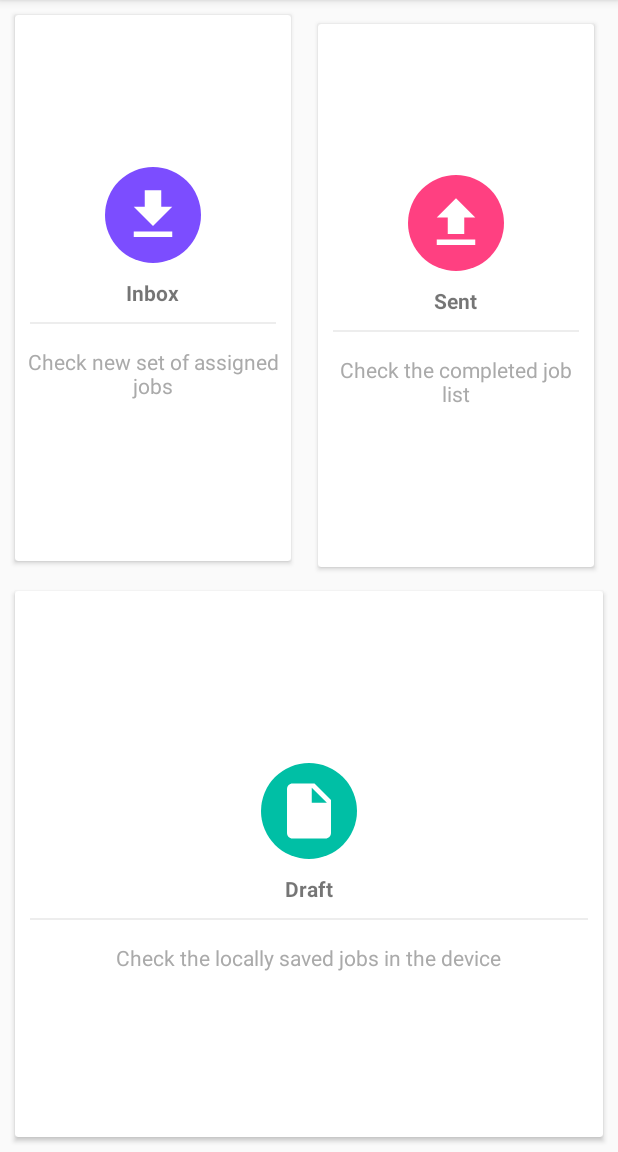
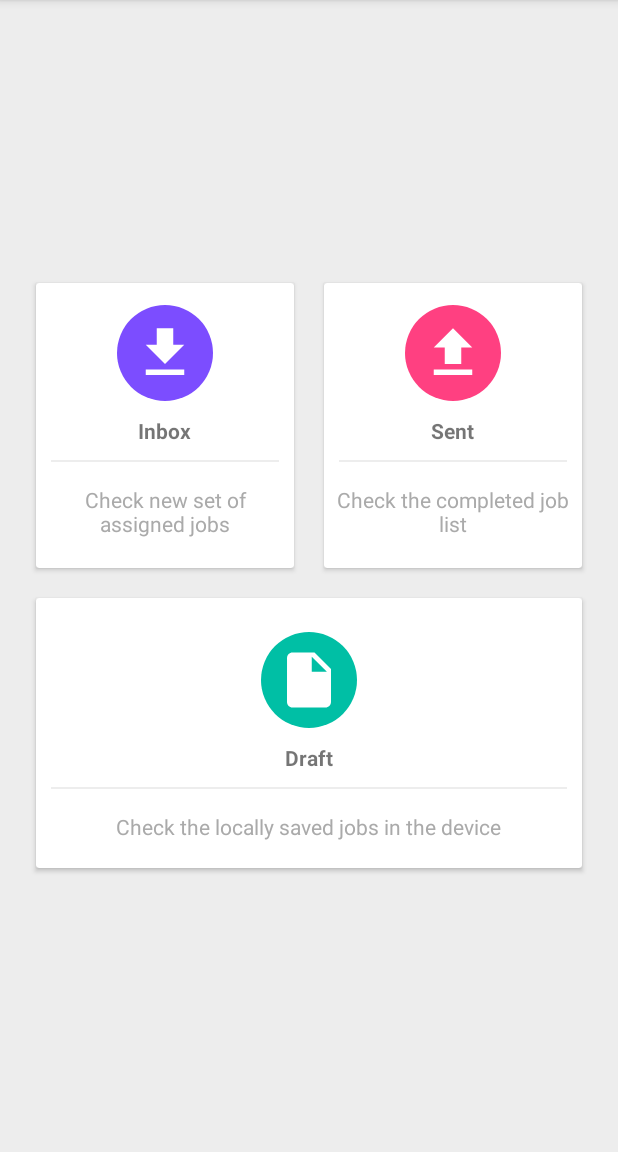
Before and after one commit to SumanBandopadhyay/IntelligentSurveyManagement, an Android app: the screen it shows after launch (DigitalFormActivity), after a tap on "Home", on a phone screen of 412 x 824 dp, the part 84-1236 px from its top. Run offline under Robolectric (Android 15) with nearby library versions, the phone set to English and light mode, and no system bars; 1 other tap on this screen came first.

Commit message:
Author : Suman Bandopadhyay 14-07-2018 08:18 PM Desc : Sent Jobs Fragment Added

```diff
--- a/app/src/main/java/com/example/suman/intelligentsurveymanagement/activity/com/example/suman/intelligentsurveymanagement/activities/DigitalFormActivity.java
+++ b/app/src/main/java/com/example/suman/intelligentsurveymanagement/activity/com/example/suman/intelligentsurveymanagement/activities/DigitalFormActivity.java
@@ -17,17 +17,21 @@ import android.widget.FrameLayout;
 
 import com.example.suman.intelligentsurveymanagement.R;
 import com.example.suman.intelligentsurveymanagement.activity.com.example.suman.intelligentsurveymanagement.dummy.LeftPanelContent;
+import com.example.suman.intelligentsurveymanagement.activity.com.example.suman.intelligentsurveymanagement.dummy.SentJobsContent;
 import com.example.suman.intelligentsurveymanagement.activity.com.example.suman.intelligentsurveymanagement.fragments.CustomerSignOffFragment;
 import com.example.suman.intelligentsurveymanagement.activity.com.example.suman.intelligentsurveymanagement.fragments.EquipmentDetailsFragment;
 import com.example.suman.intelligentsurveymanagement.activity.com.example.suman.intelligentsurveymanagement.fragments.EvaluatingWorkFragment;
 import com.example.suman.intelligentsurveymanagement.activity.com.example.suman.intelligentsurveymanagement.fragments.FormFragment;
 import com.example.suman.intelligentsurveymanagement.activity.com.example.suman.intelligentsurveymanagement.fragments.HomeFragment;
 import com.example.suman.intelligentsurveymanagement.activity.com.example.suman.intelligentsurveymanagement.fragments.LeftFragment;
+import com.example.suman.intelligentsurveymanagement.activity.com.example.suman.intelligentsurveymanagement.fragments.SentJobsFragment;
 import com.example.suman.intelligentsurveymanagement.activity.com.example.suman.intelligentsurveymanagement.fragments.SiteInformationFragment;
 import com.example.suman.intelligentsurveymanagement.activity.com.example.suman.intelligentsurveymanagement.fragments.WorkStepsAndHazardsFragment;
 
 public class DigitalFormActivity extends AppCompatActivity
-        implements NavigationView.OnNavigationItemSelectedListener, LeftFragment.OnListFragmentInteractionListener {
+        implements NavigationView.OnNavigationItemSelectedListener,
+        LeftFragment.OnListFragmentInteractionListener,
+        SentJobsFragment.OnListFragmentInteractionListener {
 
     @Override
     protected void onCreate(Bundle savedInstanceState) {
@@ -116,6 +120,7 @@ public class DigitalFormActivity extends AppCompatActivity
         return true;
     }
 
+    // LeftPanelFragment listener method
     @Override
     public void onListFragmentInteraction(LeftPanelContent.DummyItem item) {
         switch (item.id) {
@@ -162,4 +167,10 @@ public class DigitalFormActivity extends AppCompatActivity
         }
 
     }
+
+    // SentJobsFragment listener method
+    @Override
+    public void onListFragmentInteraction(SentJobsContent.SentJobsItem item) {
+
+    }
 }
--- a/app/src/main/java/com/example/suman/intelligentsurveymanagement/activity/com/example/suman/intelligentsurveymanagement/fragments/HomeFragment.java
+++ b/app/src/main/java/com/example/suman/intelligentsurveymanagement/activity/com/example/suman/intelligentsurveymanagement/fragments/HomeFragment.java
@@ -4,9 +4,12 @@ import android.content.Context;
 import android.net.Uri;
 import android.os.Bundle;
 import android.support.v4.app.Fragment;
+import android.support.v4.app.FragmentTransaction;
+import android.support.v7.widget.CardView;
 import android.view.LayoutInflater;
 import android.view.View;
 import android.view.ViewGroup;
+import android.widget.FrameLayout;
 
 import com.example.suman.intelligentsurveymanagement.R;
 
@@ -29,6 +32,11 @@ public class HomeFragment extends Fragment {
 
     // Tag
     public static final String TAG = "HomeFragment";
+
+    // Cards
+    private CardView inboxCardView;
+    private CardView sentCardView;
+    private CardView draftCardView;
 
     //private OnFragmentInteractionListener mListener;
 
@@ -67,7 +75,23 @@ public class HomeFragment extends Fragment {
     public View onCreateView(LayoutInflater inflater, ViewGroup container,
                              Bundle savedInstanceState) {
         // Inflate the layout for this fragment
-        return inflater.inflate(R.layout.fragment_home, container, false);
+        View view = inflater.inflate(R.layout.fragment_home, container, false);
+        sentCardView = (CardView) view.findViewById(R.id.sent_card);
+        inboxCardView = (CardView) view.findViewById(R.id.inbox_card);
+        draftCardView = (CardView) view.findViewById(R.id.draft_card);
+
+        sentCardView.setOnClickListener(new View.OnClickListener() {
+            @Override
+            public void onClick(View view) {
+                FragmentTransaction transaction = getFragmentManager().beginTransaction();//getContext().getSupportFragmentManager().beginTransaction();
+                transaction.replace(R.id.main_frame, SentJobsFragment.newInstance());
+                //transaction.replace(R.id.main_frame, LeftFragment.newInstance(1));
+                transaction.addToBackStack(SentJobsFragment.TAG);
+                transaction.commit();
+            }
+        });
+
+        return view;
     }
 
     // TODO: Rename method, update argument and hook method into UI event
--- a/app/src/main/res/layout/fragment_home.xml
+++ b/app/src/main/res/layout/fragment_home.xml
@@ -1,27 +1,32 @@
-<android.support.constraint.ConstraintLayout xmlns:android="http://schemas.android.com/apk/res/android"
+<?xml version="1.0" encoding="utf-8"?>
+<LinearLayout
+    xmlns:android="http://schemas.android.com/apk/res/android"
     xmlns:app="http://schemas.android.com/apk/res-auto"
     xmlns:tools="http://schemas.android.com/tools"
-    android:id="@+id/frameLayout"
     android:layout_width="match_parent"
     android:layout_height="match_parent"
-    tools:context="com.example.suman.intelligentsurveymanagement.activity.com.example.suman.intelligentsurveymanagement.fragments.HomeFragment">
+    tools:context="com.example.poulami.dashboardpoc.MainActivity"
+    android:orientation="vertical"
+    android:padding="14dp"
+    android:background="@color/lightgray"
+    android:gravity="center">
+
+    <LinearLayout
+        android:clipToPadding="false"
+        android:gravity="center"
+        android:orientation="horizontal"
+        android:layout_width="match_parent"
+        android:layout_height="wrap_content">
 
         <android.support.v7.widget.CardView
-        android:id="@+id/bankcardId"
-        android:layout_width="0dp"
-        android:layout_height="0dp"
+            android:id="@+id/inbox_card"
+            android:layout_width="160dp"
+            android:layout_height="190dp"
             android:layout_margin="10dp"
-        android:layout_marginBottom="9dp"
-        android:layout_marginEnd="8dp"
-        android:layout_marginStart="16dp"
-        android:layout_marginTop="16dp"
+            android:layout_weight="1"
             android:clickable="true"
-        android:foreground="?android:attr/selectableItemBackground"
-        app:layout_constraintBottom_toTopOf="@+id/cardView2"
-        app:layout_constraintEnd_toStartOf="@+id/cardView"
-        app:layout_constraintHorizontal_chainStyle="spread"
-        app:layout_constraintStart_toStartOf="parent"
-        app:layout_constraintTop_toTopOf="parent">
+            android:focusable="true"
+            android:foreground="?android:attr/selectableItemBackground">
 
             <LinearLayout
                 android:layout_width="match_parent"
@@ -33,6 +38,7 @@
                     android:layout_width="64dp"
                     android:layout_height="64dp"
                     android:background="@drawable/circle_background_purple"
+                    android:contentDescription="TODO"
                     android:padding="10dp"
                     android:src="@drawable/ic_file_download_black_24dp" />
 
@@ -61,19 +67,14 @@
         </android.support.v7.widget.CardView>
 
         <android.support.v7.widget.CardView
-        android:id="@+id/cardView"
-        android:layout_width="0dp"
-        android:layout_height="0dp"
-        android:layout_marginBottom="16dp"
-        android:layout_marginEnd="16dp"
-        android:layout_marginStart="8dp"
-        android:layout_marginTop="16dp"
+            android:id="@+id/sent_card"
+            android:layout_width="160dp"
+            android:layout_height="190dp"
+            android:layout_margin="10dp"
+            android:layout_weight="1"
             android:clickable="true"
-        android:foreground="?android:attr/selectableItemBackground"
-        app:layout_constraintBottom_toTopOf="@+id/cardView2"
-        app:layout_constraintEnd_toEndOf="parent"
-        app:layout_constraintStart_toEndOf="@+id/bankcardId"
-        app:layout_constraintTop_toTopOf="parent">
+            android:focusable="true"
+            android:foreground="?android:attr/selectableItemBackground">
 
             <LinearLayout
                 android:layout_width="match_parent"
@@ -112,18 +113,24 @@
             </LinearLayout>
         </android.support.v7.widget.CardView>
 
+    </LinearLayout>
+
+    <LinearLayout
+        android:layout_width="match_parent"
+        android:layout_height="wrap_content"
+        android:clipToPadding="false"
+        android:gravity="center"
+        android:orientation="horizontal">
+
         <android.support.v7.widget.CardView
-        android:id="@+id/cardView2"
+            android:id="@+id/draft_card"
             android:layout_width="0dp"
-        android:layout_height="0dp"
+            android:layout_height="180dp"
             android:layout_margin="10dp"
-        android:layout_marginTop="8dp"
+            android:layout_weight="1"
             android:clickable="true"
-        android:foreground="?android:attr/selectableItemBackground"
-        app:layout_constraintBottom_toBottomOf="parent"
-        app:layout_constraintEnd_toEndOf="parent"
-        app:layout_constraintStart_toStartOf="parent"
-        app:layout_constraintTop_toBottomOf="@+id/bankcardId">
+            android:focusable="true"
+            android:foreground="?android:attr/selectableItemBackground">
 
             <LinearLayout
 
@@ -164,4 +171,6 @@
             </LinearLayout>
         </android.support.v7.widget.CardView>
 
-</android.support.constraint.ConstraintLayout>
+    </LinearLayout>
+
+</LinearLayout>
```
Also changed, not shown: app/src/main/java/com/example/suman/intelligentsurveymanagement/activity/com/example/suman/intelligentsurveymanagement/adapters/MySentJobsFragmentRecyclerViewAdapter.java (added, +78 -0 lines), app/src/main/java/com/example/suman/intelligentsurveymanagement/activity/com/example/suman/intelligentsurveymanagement/dummy/SentJobsContent.java (added, +72 -0 lines), app/src/main/java/com/example/suman/intelligentsurveymanagement/activity/com/example/suman/intelligentsurveymanagement/fragments/SentJobsFragment.java (added, +110 -0 lines), app/src/main/res/layout/fragment_sentjobsfragment.xml (added, +18 -0 lines), app/src/main/res/layout/fragment_sentjobsfragment_list.xml (added, +13 -0 lines). Lines whose indentation alone changed are shown as unchanged.
